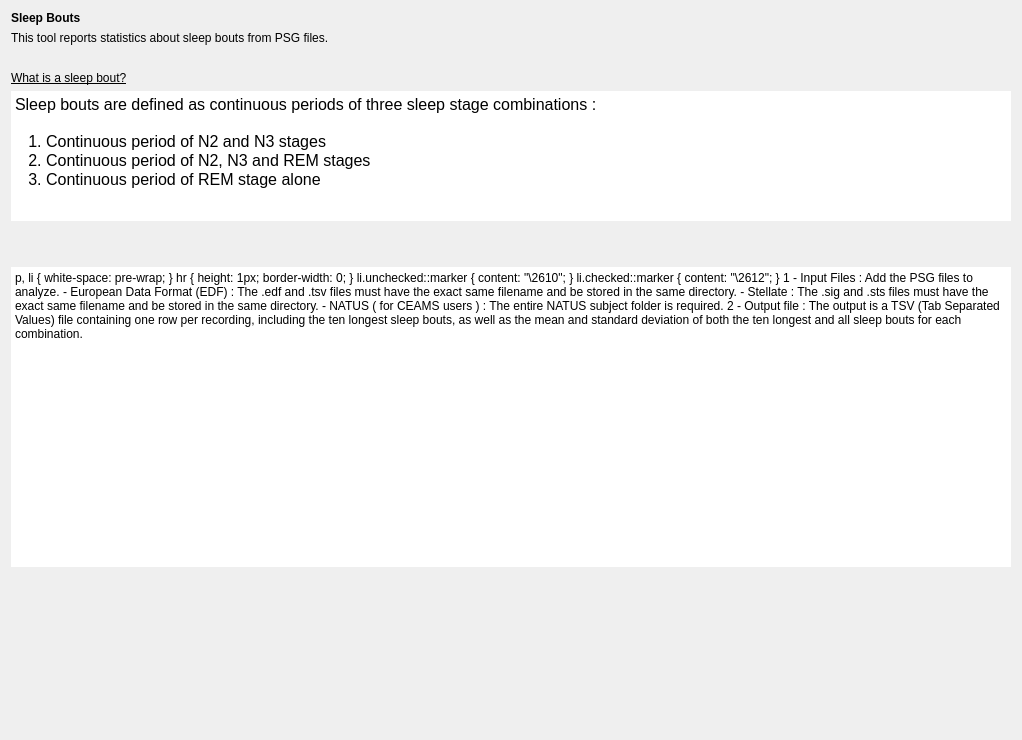
Qt form tools/CEAMSTools/SleepBouts/IntroStep/Ui_IntroStep.ui (SnoozToolbox/snooz-package-ceams) before a commit.
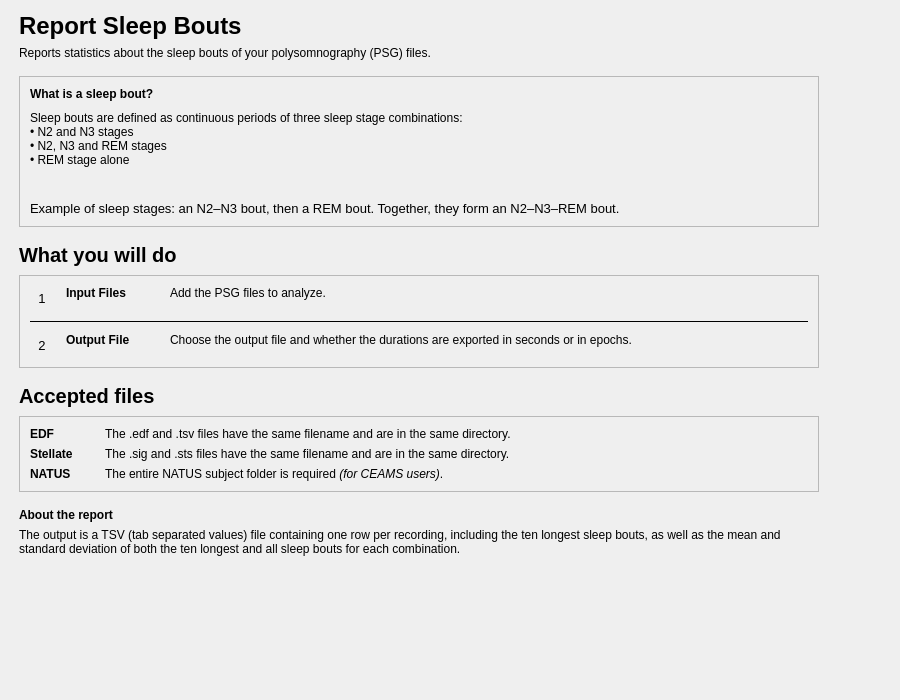
The same form after that commit.

Commit message: Report Sleep Bouts: redesigned pages (tool 2.3.1, module 2.1.1)

The edit to the form file:
```diff
--- a/tools/CEAMSTools/SleepBouts/IntroStep/Ui_IntroStep.ui
+++ b/tools/CEAMSTools/SleepBouts/IntroStep/Ui_IntroStep.ui
@@ -6,174 +6,568 @@
    <rect>
     <x>0</x>
     <y>0</y>
-    <width>1022</width>
-    <height>740</height>
+    <width>900</width>
+    <height>700</height>
    </rect>
   </property>
   <property name="windowTitle">
    <string>Form</string>
   </property>
-  <layout class="QHBoxLayout" name="horizontalLayout_2">
+  <layout class="QVBoxLayout" name="verticalLayout">
+   <property name="leftMargin">
+    <number>19</number>
+   </property>
+   <property name="topMargin">
+    <number>12</number>
+   </property>
+   <property name="rightMargin">
+    <number>19</number>
+   </property>
+   <property name="bottomMargin">
+    <number>12</number>
+   </property>
    <item>
-    <layout class="QVBoxLayout" name="verticalLayout_4">
+    <layout class="QHBoxLayout" name="content_row" stretch="1,0">
+     <property name="leftMargin">
+      <number>0</number>
+     </property>
+     <property name="topMargin">
+      <number>0</number>
+     </property>
+     <property name="rightMargin">
+      <number>0</number>
+     </property>
+     <property name="bottomMargin">
+      <number>0</number>
+     </property>
      <item>
-      <layout class="QVBoxLayout" name="verticalLayout">
-       <item>
-        <widget class="QLabel" name="label">
-         <property name="text">
-          <string>&lt;html&gt;&lt;head/&gt;&lt;body&gt;&lt;p&gt;&lt;span style=&quot; font-weight:600;&quot;&gt;Sleep Bouts&lt;/span&gt;&lt;/p&gt;&lt;/body&gt;&lt;/html&gt;</string>
-         </property>
-        </widget>
-       </item>
-       <item>
-        <widget class="QLabel" name="label_2">
-         <property name="text">
-          <string>This tool reports statistics about sleep bouts from PSG files.</string>
-         </property>
-        </widget>
-       </item>
-      </layout>
-     </item>
-     <item>
-      <spacer name="verticalSpacer">
-       <property name="orientation">
-        <enum>Qt::Orientation::Vertical</enum>
-       </property>
-       <property name="sizeType">
-        <enum>QSizePolicy::Policy::Fixed</enum>
-       </property>
-       <property name="sizeHint" stdset="0">
+      <widget class="QWidget" name="content_widget" native="true">
+       <property name="maximumSize">
         <size>
-         <width>20</width>
-         <height>20</height>
+         <width>800</width>
+         <height>16777215</height>
         </size>
        </property>
-      </spacer>
-     </item>
-     <item>
-      <layout class="QVBoxLayout" name="verticalLayout_2">
-       <item>
-        <widget class="QLabel" name="label_3">
-         <property name="text">
-          <string>&lt;html&gt;&lt;head/&gt;&lt;body&gt;&lt;p&gt;&lt;span style=&quot; text-decoration: underline;&quot;&gt;What is a sleep bout?&lt;/span&gt;&lt;/p&gt;&lt;/body&gt;&lt;/html&gt;</string>
-         </property>
-        </widget>
-       </item>
-       <item>
-        <widget class="QTextEdit" name="textEdit_2">
-         <property name="maximumSize">
-          <size>
-           <width>16777215</width>
-           <height>130</height>
-          </size>
-         </property>
-         <property name="frameShape">
-          <enum>QFrame::Shape::NoFrame</enum>
-         </property>
-         <property name="frameShadow">
-          <enum>QFrame::Shadow::Plain</enum>
-         </property>
-         <property name="lineWidth">
-          <number>0</number>
-         </property>
-         <property name="readOnly">
-          <bool>true</bool>
-         </property>
-         <property name="html">
-          <string>&lt;!DOCTYPE HTML PUBLIC &quot;-//W3C//DTD HTML 4.0//EN&quot; &quot;http://www.w3.org/TR/REC-html40/strict.dtd&quot;&gt;
-&lt;html&gt;&lt;head&gt;&lt;meta name=&quot;qrichtext&quot; content=&quot;1&quot; /&gt;&lt;meta charset=&quot;utf-8&quot; /&gt;&lt;style type=&quot;text/css&quot;&gt;
-p, li { white-space: pre-wrap; }
-hr { height: 1px; border-width: 0; }
-li.unchecked::marker { content: &quot;\2610&quot;; }
-li.checked::marker { content: &quot;\2612&quot;; }
-&lt;/style&gt;&lt;/head&gt;&lt;body style=&quot; font-size:12pt; font-weight:400; font-style:normal;&quot;&gt;
-&lt;p style=&quot; margin-top:0px; margin-bottom:0px; margin-left:0px; margin-right:0px; -qt-block-indent:0; text-indent:0px;&quot;&gt;Sleep bouts are defined as continuous periods of three sleep stage combinations : &lt;br /&gt;&lt;/p&gt;
-&lt;p style=&quot; margin-top:0px; margin-bottom:0px; margin-left:0px; margin-right:0px; -qt-block-indent:0; text-indent:0px;&quot;&gt;   1. Continuous period of N2 and N3 stages&lt;/p&gt;
-&lt;p style=&quot; margin-top:0px; margin-bottom:0px; margin-left:0px; margin-right:0px; -qt-block-indent:0; text-indent:0px;&quot;&gt;   2. Continuous period of N2, N3 and REM stages&lt;/p&gt;
-&lt;p style=&quot; margin-top:0px; margin-bottom:0px; margin-left:0px; margin-right:0px; -qt-block-indent:0; text-indent:0px;&quot;&gt;   3. Continuous period of REM stage alone&lt;/p&gt;&lt;/body&gt;&lt;/html&gt;</string>
-         </property>
-        </widget>
-       </item>
-       <item>
-        <widget class="QLabel" name="label_5">
-         <property name="text">
-          <string/>
-         </property>
-         <property name="alignment">
-          <set>Qt::AlignmentFlag::AlignLeading|Qt::AlignmentFlag::AlignLeft|Qt::AlignmentFlag::AlignVCenter</set>
-         </property>
-        </widget>
-       </item>
-      </layout>
-     </item>
-     <item>
-      <spacer name="verticalSpacer_2">
-       <property name="orientation">
-        <enum>Qt::Orientation::Vertical</enum>
-       </property>
-       <property name="sizeType">
-        <enum>QSizePolicy::Policy::Fixed</enum>
-       </property>
-       <property name="sizeHint" stdset="0">
-        <size>
-         <width>20</width>
-         <height>20</height>
-        </size>
-       </property>
-      </spacer>
-     </item>
-     <item>
-      <widget class="QTextEdit" name="textEdit_3">
-       <property name="minimumSize">
-        <size>
-         <width>0</width>
-         <height>300</height>
-        </size>
-       </property>
-       <property name="frameShape">
-        <enum>QFrame::Shape::NoFrame</enum>
-       </property>
-       <property name="html">
-        <string>&lt;!DOCTYPE HTML PUBLIC &quot;-//W3C//DTD HTML 4.0//EN&quot; &quot;http://www.w3.org/TR/REC-html40/strict.dtd&quot;&gt;
-&lt;html&gt;&lt;head&gt;&lt;meta name=&quot;qrichtext&quot; content=&quot;1&quot; /&gt;&lt;meta charset=&quot;utf-8&quot; /&gt;&lt;style type=&quot;text/css&quot;&gt;
-p, li { white-space: pre-wrap; }
-hr { height: 1px; border-width: 0; }
-li.unchecked::marker { content: &quot;\2610&quot;; }
-li.checked::marker { content: &quot;\2612&quot;; }
-&lt;/style&gt;&lt;/head&gt;&lt;body style=&quot; font-size:12pt; font-weight:400; font-style:normal;&quot;&gt;
-&lt;p style=&quot; margin-top:0px; margin-bottom:0px; margin-left:0px; margin-right:0px; -qt-block-indent:0; text-indent:0px;&quot;&gt;&lt;span style=&quot; text-decoration: underline;&quot;&gt;1 - Input Files :&lt;/span&gt;&lt;/p&gt;
-&lt;p style=&quot; margin-top:0px; margin-bottom:0px; margin-left:0px; margin-right:0px; -qt-block-indent:0; text-indent:0px;&quot;&gt;Add the PSG files to analyze.&lt;/p&gt;
-&lt;p style=&quot; margin-top:0px; margin-bottom:0px; margin-left:0px; margin-right:0px; -qt-block-indent:0; text-indent:0px;&quot;&gt;&lt;span style=&quot;&quot;&gt;- European Data Format (EDF) : The .edf and .tsv files must have the exact same filename and be stored in the same directory.&lt;/span&gt;&lt;/p&gt;
-&lt;p style=&quot; margin-top:0px; margin-bottom:0px; margin-left:0px; margin-right:0px; -qt-block-indent:0; text-indent:0px;&quot;&gt;&lt;span style=&quot;&quot;&gt;- Stellate : The .sig and .sts files must have the exact same filename and be stored in the same directory.&lt;/span&gt;&lt;/p&gt;
-&lt;p style=&quot; margin-top:0px; margin-bottom:0px; margin-left:0px; margin-right:0px; -qt-block-indent:0; text-indent:0px;&quot;&gt;&lt;span style=&quot;&quot;&gt;- NATUS (&lt;/span&gt;&lt;span style=&quot; font-style:italic;&quot;&gt;for CEAMS users&lt;/span&gt;&lt;span style=&quot;&quot;&gt;) : &lt;/span&gt;&lt;span style=&quot;&quot;&gt; The entire NATUS subject folder is required.&lt;/span&gt;&lt;/p&gt;
-&lt;p style=&quot;-qt-paragraph-type:empty; margin-top:0px; margin-bottom:0px; margin-left:0px; margin-right:0px; -qt-block-indent:0; text-indent:0px;&quot;&gt;&lt;br /&gt;&lt;/p&gt;
-&lt;p style=&quot; margin-top:0px; margin-bottom:0px; margin-left:0px; margin-right:0px; -qt-block-indent:0; text-indent:0px;&quot;&gt;&lt;span style=&quot; text-decoration: underline;&quot;&gt;2 - Output file :&lt;/span&gt; &lt;/p&gt;
-&lt;p style=&quot; margin-top:0px; margin-bottom:0px; margin-left:0px; margin-right:0px; -qt-block-indent:0; text-indent:0px;&quot;&gt;The output is a TSV (Tab Separated Values) file containing one row per recording, including the ten longest sleep bouts, &lt;/p&gt;
-&lt;p style=&quot; margin-top:0px; margin-bottom:0px; margin-left:0px; margin-right:0px; -qt-block-indent:0; text-indent:0px;&quot;&gt;as well as the mean and standard deviation of both the ten longest and all sleep bouts for each combination. &lt;/p&gt;&lt;/body&gt;&lt;/html&gt;</string>
-       </property>
+       <layout class="QVBoxLayout" name="content_layout">
+        <property name="spacing">
+         <number>16</number>
+        </property>
+        <property name="leftMargin">
+         <number>0</number>
+        </property>
+        <property name="topMargin">
+         <number>0</number>
+        </property>
+        <property name="rightMargin">
+         <number>0</number>
+        </property>
+        <property name="bottomMargin">
+         <number>0</number>
+        </property>
+        <item>
+         <layout class="QVBoxLayout" name="header_layout">
+          <property name="spacing">
+           <number>6</number>
+          </property>
+          <item>
+           <widget class="QLabel" name="title_label">
+            <property name="font">
+             <font>
+              <pointsize>18</pointsize>
+              <bold>true</bold>
+             </font>
+            </property>
+            <property name="text">
+             <string>Report Sleep Bouts</string>
+            </property>
+           </widget>
+          </item>
+          <item>
+           <widget class="QLabel" name="subtitle_label">
+            <property name="text">
+             <string>Reports statistics about the sleep bouts of your polysomnography (PSG) files.</string>
+            </property>
+            <property name="wordWrap">
+             <bool>true</bool>
+            </property>
+            <property name="variant" stdset="0">
+             <string notr="true">help</string>
+            </property>
+           </widget>
+          </item>
+         </layout>
+        </item>
+        <item>
+         <widget class="QFrame" name="bouts_card">
+          <property name="frameShape">
+           <enum>QFrame::Shape::StyledPanel</enum>
+          </property>
+          <property name="frameShadow">
+           <enum>QFrame::Shadow::Raised</enum>
+          </property>
+          <layout class="QVBoxLayout" name="bouts_card_layout">
+           <property name="spacing">
+            <number>10</number>
+           </property>
+           <property name="leftMargin">
+            <number>10</number>
+           </property>
+           <property name="topMargin">
+            <number>10</number>
+           </property>
+           <property name="rightMargin">
+            <number>10</number>
+           </property>
+           <property name="bottomMargin">
+            <number>10</number>
+           </property>
+           <item>
+            <widget class="QLabel" name="label_3">
+             <property name="font">
+              <font>
+               <bold>true</bold>
+              </font>
+             </property>
+             <property name="text">
+              <string>What is a sleep bout?</string>
+             </property>
+            </widget>
+           </item>
+           <item>
+            <widget class="QLabel" name="textEdit_2">
+             <property name="text">
+              <string>Sleep bouts are defined as continuous periods of three sleep stage combinations:&lt;br/&gt;• N2 and N3 stages&lt;br/&gt;• N2, N3 and REM stages&lt;br/&gt;• REM stage alone</string>
+             </property>
+             <property name="textFormat">
+              <enum>Qt::TextFormat::RichText</enum>
+             </property>
+             <property name="wordWrap">
+              <bool>true</bool>
+             </property>
+             <property name="variant" stdset="0">
+              <string notr="true">help</string>
+             </property>
+            </widget>
+           </item>
+           <item>
+            <widget class="QLabel" name="label_5">
+         </widget>
+           </item>
+           <item>
+            <widget class="QLabel" name="bouts_caption_label">
+             <property name="font">
+              <font>
+               <pointsize>10</pointsize>
+              </font>
+             </property>
+             <property name="text">
+              <string>Example of sleep stages: an N2–N3 bout, then a REM bout. Together, they form an N2–N3–REM bout.</string>
+             </property>
+             <property name="wordWrap">
+              <bool>true</bool>
+             </property>
+             <property name="variant" stdset="0">
+              <string notr="true">help</string>
+             </property>
+            </widget>
+           </item>
+          </layout>
+         </widget>
+        </item>
+        <item>
+         <layout class="QVBoxLayout" name="steps_section_layout">
+          <property name="spacing">
+           <number>8</number>
+          </property>
+          <item>
+           <widget class="QLabel" name="steps_title_label">
+            <property name="font">
+             <font>
+              <pointsize>15</pointsize>
+              <bold>true</bold>
+             </font>
+            </property>
+            <property name="text">
+             <string>What you will do</string>
+            </property>
+           </widget>
+          </item>
+          <item>
+           <widget class="QFrame" name="steps_card">
+            <property name="frameShape">
+             <enum>QFrame::Shape::StyledPanel</enum>
+            </property>
+            <property name="frameShadow">
+             <enum>QFrame::Shadow::Raised</enum>
+            </property>
+            <layout class="QVBoxLayout" name="steps_card_layout">
+             <property name="spacing">
+              <number>10</number>
+             </property>
+             <property name="leftMargin">
+              <number>10</number>
+             </property>
+             <property name="topMargin">
+              <number>10</number>
+             </property>
+             <property name="rightMargin">
+              <number>10</number>
+             </property>
+             <property name="bottomMargin">
+              <number>10</number>
+             </property>
+             <item>
+              <layout class="QGridLayout" name="steps_grid" columnstretch="0,0,0,1">
+               <property name="horizontalSpacing">
+                <number>12</number>
+               </property>
+               <property name="verticalSpacing">
+                <number>10</number>
+               </property>
+               <item row="0" column="0" alignment="Qt::AlignmentFlag::AlignTop">
+                <widget class="QLabel" name="step_1_number_label">
+                 <property name="font">
+                  <font>
+                   <pointsize>10</pointsize>
+                  </font>
+                 </property>
+                 <property name="text">
+                  <string>1</string>
+                 </property>
+                 <property name="variant" stdset="0">
+                  <string notr="true">step_number</string>
+                 </property>
+                 <property name="minimumSize">
+                  <size>
+                   <width>24</width>
+                   <height>24</height>
+                  </size>
+                 </property>
+                 <property name="maximumSize">
+                  <size>
+                   <width>24</width>
+                   <height>24</height>
+                  </size>
+                 </property>
+                 <property name="alignment">
+                  <set>Qt::AlignmentFlag::AlignCenter</set>
+                 </property>
+                </widget>
+               </item>
+               <item row="0" column="1">
+                <widget class="QLabel" name="step_1_name_label">
+                 <property name="font">
+                  <font>
+                   <bold>true</bold>
+                  </font>
+                 </property>
+                 <property name="text">
+                  <string>Input Files</string>
+                 </property>
+                 <property name="alignment">
+                  <set>Qt::AlignmentFlag::AlignLeading|Qt::AlignmentFlag::AlignLeft|Qt::AlignmentFlag::AlignTop</set>
+                 </property>
+                </widget>
+               </item>
+               <item row="0" column="2">
+                <spacer name="steps_gap">
+                 <property name="orientation">
+                  <enum>Qt::Orientation::Horizontal</enum>
+                 </property>
+                 <property name="sizeType">
+                  <enum>QSizePolicy::Policy::Fixed</enum>
+                 </property>
+                 <property name="sizeHint" stdset="0">
+                  <size>
+                   <width>16</width>
+                   <height>20</height>
+                  </size>
+                 </property>
+                </spacer>
+               </item>
+               <item row="0" column="3">
+                <widget class="QLabel" name="step_1_label">
+                 <property name="text">
+                  <string>Add the PSG files to analyze.</string>
+                 </property>
+                 <property name="wordWrap">
+                  <bool>true</bool>
+                 </property>
+                 <property name="variant" stdset="0">
+                  <string notr="true">help</string>
+                 </property>
+                 <property name="alignment">
+                  <set>Qt::AlignmentFlag::AlignLeading|Qt::AlignmentFlag::AlignLeft|Qt::AlignmentFlag::AlignTop</set>
+                 </property>
+                </widget>
+               </item>
+               <item row="1" column="0" rowspan="1" colspan="4">
+                <widget class="QFrame" name="step_line_2">
+                 <property name="frameShape">
+                  <enum>QFrame::Shape::HLine</enum>
+                 </property>
+                 <property name="frameShadow">
+                  <enum>QFrame::Shadow::Plain</enum>
+                 </property>
+                </widget>
+               </item>
+               <item row="2" column="0" alignment="Qt::AlignmentFlag::AlignTop">
+                <widget class="QLabel" name="step_2_number_label">
+                 <property name="font">
+                  <font>
+                   <pointsize>10</pointsize>
+                  </font>
+                 </property>
+                 <property name="text">
+                  <string>2</string>
+                 </property>
+                 <property name="variant" stdset="0">
+                  <string notr="true">step_number</string>
+                 </property>
+                 <property name="minimumSize">
+                  <size>
+                   <width>24</width>
+                   <height>24</height>
+                  </size>
+                 </property>
+                 <property name="maximumSize">
+                  <size>
+                   <width>24</width>
+                   <height>24</height>
+                  </size>
+                 </property>
+                 <property name="alignment">
+                  <set>Qt::AlignmentFlag::AlignCenter</set>
+                 </property>
+                </widget>
+               </item>
+               <item row="2" column="1">
+                <widget class="QLabel" name="step_2_name_label">
+                 <property name="font">
+                  <font>
+                   <bold>true</bold>
+                  </font>
+                 </property>
+                 <property name="text">
+                  <string>Output File</string>
+                 </property>
+                 <property name="alignment">
+                  <set>Qt::AlignmentFlag::AlignLeading|Qt::AlignmentFlag::AlignLeft|Qt::AlignmentFlag::AlignTop</set>
+                 </property>
+                </widget>
+               </item>
+               <item row="2" column="3">
+                <widget class="QLabel" name="step_2_label">
+                 <property name="text">
+                  <string>Choose the output file and whether the durations are exported in seconds or in epochs.</string>
+                 </property>
+                 <property name="wordWrap">
+                  <bool>true</bool>
+                 </property>
+                 <property name="variant" stdset="0">
+                  <string notr="true">help</string>
+                 </property>
+                 <property name="alignment">
+                  <set>Qt::AlignmentFlag::AlignLeading|Qt::AlignmentFlag::AlignLeft|Qt::AlignmentFlag::AlignTop</set>
+                 </property>
+                </widget>
+               </item>
+              </layout>
+             </item>
+            </layout>
+           </widget>
+          </item>
+         </layout>
+        </item>
+        <item>
+         <layout class="QVBoxLayout" name="files_section_layout">
+          <property name="spacing">
+           <number>8</number>
+          </property>
+          <item>
+           <widget class="QLabel" name="files_title_label">
+            <property name="font">
+             <font>
+              <pointsize>15</pointsize>
+              <bold>true</bold>
+             </font>
+            </property>
+            <property name="text">
+             <string>Accepted files</string>
+            </property>
+           </widget>
+          </item>
+          <item>
+           <widget class="QFrame" name="files_card">
+            <property name="frameShape">
+             <enum>QFrame::Shape::StyledPanel</enum>
+            </property>
+            <property name="frameShadow">
+             <enum>QFrame::Shadow::Raised</enum>
+            </property>
+            <layout class="QVBoxLayout" name="files_card_layout">
+             <property name="spacing">
+              <number>10</number>
+             </property>
+             <property name="leftMargin">
+              <number>10</number>
+             </property>
+             <property name="topMargin">
+              <number>10</number>
+             </property>
+             <property name="rightMargin">
+              <number>10</number>
+             </property>
+             <property name="bottomMargin">
+              <number>10</number>
+             </property>
+             <item>
+              <layout class="QGridLayout" name="files_grid" columnstretch="0,1">
+               <property name="horizontalSpacing">
+                <number>32</number>
+               </property>
+               <property name="verticalSpacing">
+                <number>6</number>
+               </property>
+               <item row="0" column="0">
+                <widget class="QLabel" name="file_1_name_label">
+                 <property name="font">
+                  <font>
+                   <bold>true</bold>
+                  </font>
+                 </property>
+                 <property name="text">
+                  <string>EDF</string>
+                 </property>
+                </widget>
+               </item>
+               <item row="0" column="1">
+                <widget class="QLabel" name="file_1_label">
+                 <property name="text">
+                  <string>The .edf and .tsv files have the same filename and are in the same directory.</string>
+                 </property>
+                 <property name="wordWrap">
+                  <bool>true</bool>
+                 </property>
+                </widget>
+               </item>
+               <item row="1" column="0">
+                <widget class="QLabel" name="file_2_name_label">
+                 <property name="font">
+                  <font>
+                   <bold>true</bold>
+                  </font>
+                 </property>
+                 <property name="text">
+                  <string>Stellate</string>
+                 </property>
+                </widget>
+               </item>
+               <item row="1" column="1">
+                <widget class="QLabel" name="file_2_label">
+                 <property name="text">
+                  <string>The .sig and .sts files have the same filename and are in the same directory.</string>
+                 </property>
+                 <property name="wordWrap">
+                  <bool>true</bool>
+                 </property>
+                </widget>
+               </item>
+               <item row="2" column="0">
+                <widget class="QLabel" name="file_3_name_label">
+                 <property name="font">
+                  <font>
+                   <bold>true</bold>
+                  </font>
+                 </property>
+                 <property name="text">
+                  <string>NATUS</string>
+                 </property>
+                </widget>
+               </item>
+               <item row="2" column="1">
+                <widget class="QLabel" name="file_3_label">
+                 <property name="text">
+                  <string>The entire NATUS subject folder is required &lt;i&gt;(for CEAMS users)&lt;/i&gt;.</string>
+                 </property>
+                 <property name="textFormat">
+                  <enum>Qt::TextFormat::RichText</enum>
+                 </property>
+                 <property name="wordWrap">
+                  <bool>true</bool>
+                 </property>
+                </widget>
+               </item>
+              </layout>
+             </item>
+            </layout>
+           </widget>
+          </item>
+         </layout>
+        </item>
+        <item>
+         <layout class="QVBoxLayout" name="about_report_layout">
+          <property name="spacing">
+           <number>6</number>
+          </property>
+          <item>
+           <widget class="QLabel" name="about_report_title_label">
+            <property name="font">
+             <font>
+              <bold>true</bold>
+             </font>
+            </property>
+            <property name="text">
+             <string>About the report</string>
+            </property>
+           </widget>
+          </item>
+          <item>
+           <widget class="QLabel" name="about_report_label">
+            <property name="text">
+             <string>The output is a TSV (tab separated values) file containing one row per recording, including the ten longest sleep bouts, as well as the mean and standard deviation of both the ten longest and all sleep bouts for each combination.</string>
+            </property>
+            <property name="wordWrap">
+             <bool>true</bool>
+            </property>
+            <property name="variant" stdset="0">
+             <string notr="true">help</string>
+            </property>
+           </widget>
+          </item>
+         </layout>
+        </item>
+       </layout>
       </widget>
      </item>
      <item>
-      <layout class="QVBoxLayout" name="verticalLayout_3"/>
-     </item>
-     <item>
-      <spacer name="verticalSpacer_3">
+      <spacer name="content_spacer">
        <property name="orientation">
-        <enum>Qt::Orientation::Vertical</enum>
-       </property>
-       <property name="sizeType">
-        <enum>QSizePolicy::Policy::Expanding</enum>
+        <enum>Qt::Orientation::Horizontal</enum>
        </property>
        <property name="sizeHint" stdset="0">
         <size>
-         <width>20</width>
-         <height>10</height>
+         <width>40</width>
+         <height>20</height>
         </size>
        </property>
       </spacer>
      </item>
     </layout>
    </item>
+   <item>
+    <spacer name="verticalSpacer">
+     <property name="orientation">
+      <enum>Qt::Orientation::Vertical</enum>
+     </property>
+     <property name="sizeHint" stdset="0">
+      <size>
+       <width>40</width>
+       <height>20</height>
+      </size>
+     </property>
+    </spacer>
+   </item>
   </layout>
  </widget>
  <resources>
```
Left out of the diff: 6 changed lines with no effect on the pictures. The commit also changes 10 other files.
